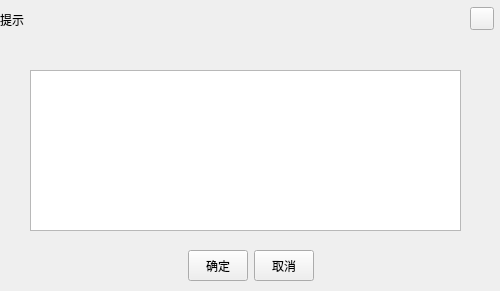
Above: ChainIDE/popwidget/commondialog.ui from HcashOrg/HX-IDE before the change. Below: the same form after it.
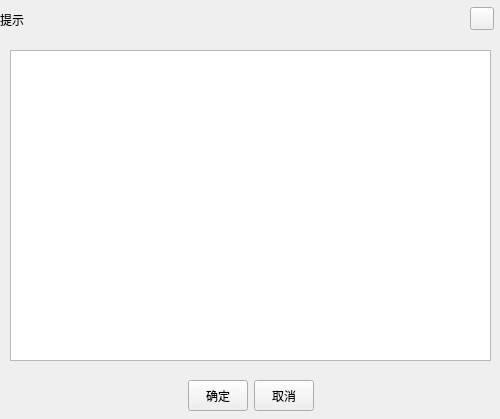
That is the form after the change.

Diff of the .ui file:
```diff
--- a/ChainIDE/popwidget/commondialog.ui
+++ b/ChainIDE/popwidget/commondialog.ui
@@ -7,7 +7,7 @@
     <x>0</x>
     <y>0</y>
     <width>500</width>
-    <height>291</height>
+    <height>419</height>
    </rect>
   </property>
   <property name="windowTitle">
@@ -45,10 +45,10 @@
   <widget class="QTextBrowser" name="textBrowser">
    <property name="geometry">
     <rect>
-     <x>30</x>
-     <y>70</y>
-     <width>431</width>
-     <height>161</height>
+     <x>10</x>
+     <y>50</y>
+     <width>481</width>
+     <height>311</height>
     </rect>
    </property>
   </widget>
@@ -56,7 +56,7 @@
    <property name="geometry">
     <rect>
      <x>0</x>
-     <y>250</y>
+     <y>380</y>
      <width>501</width>
      <height>31</height>
     </rect>
```
